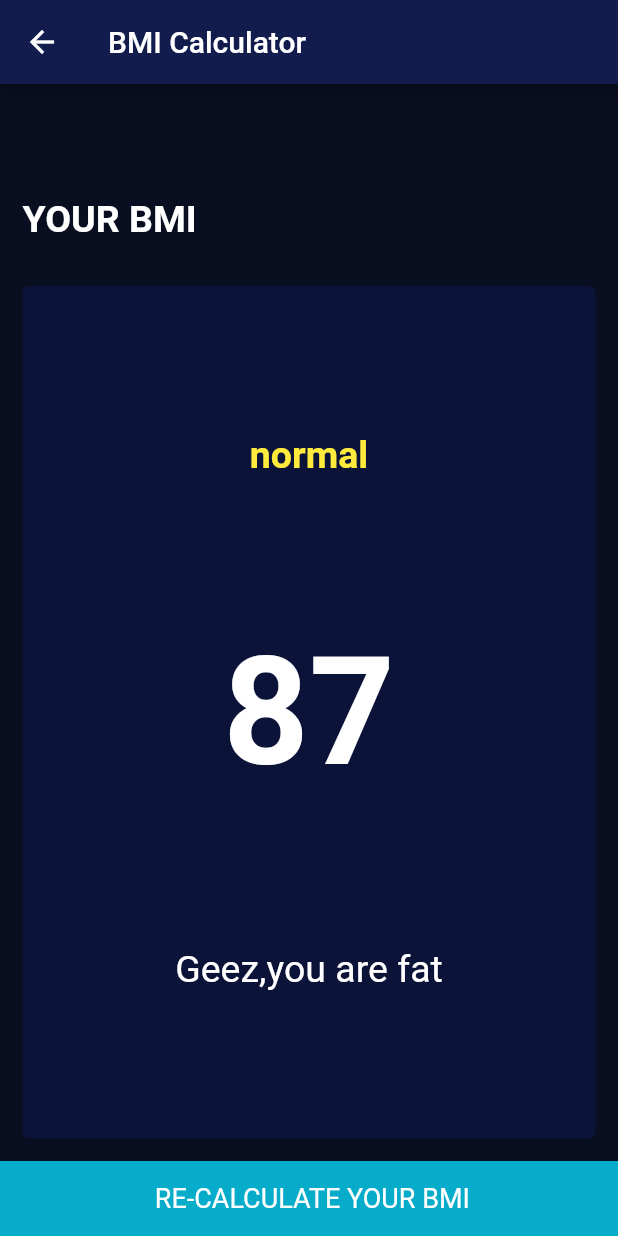
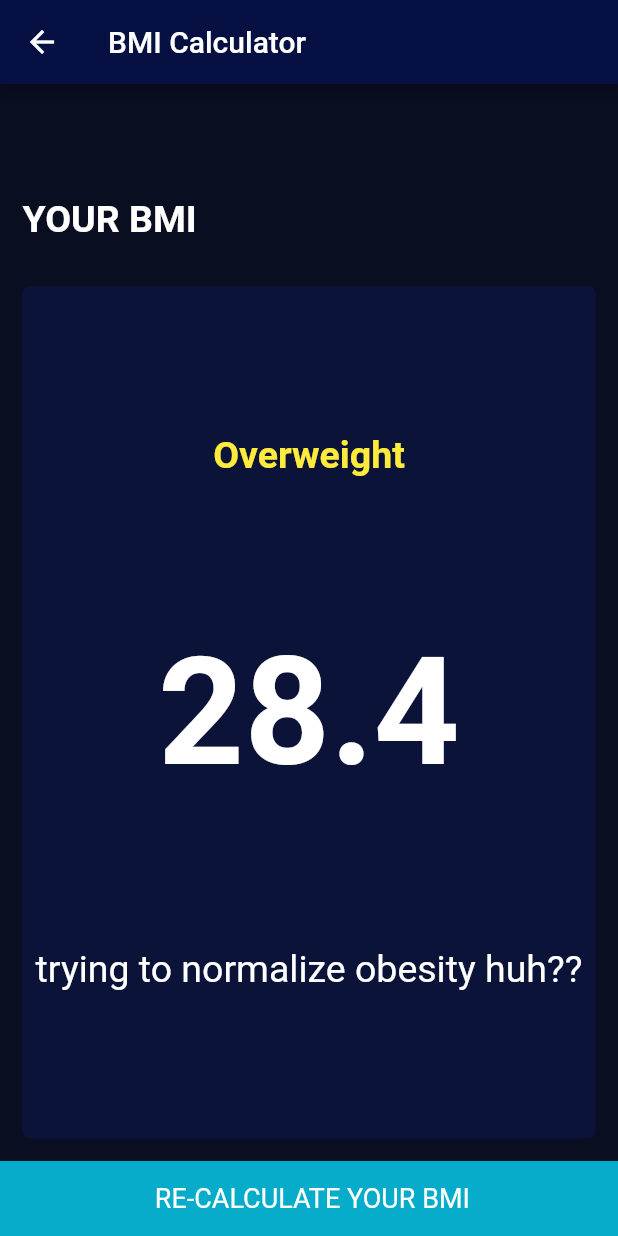
Before and after one commit to vidhi-s/BMI-calc, a Flutter app: the screen it shows after launch, after a tap on "CENTER", on a phone screen of 412 x 824 dp. Run offline on Flutter 3.47's test engine with Material 2 defaults, Android fonts, the phone set to English and light mode, and no system bars; our stand-ins replace font_awesome_flutter.

Commit message:
Added Functionality

```diff
--- a/lib/bottombutton.dart
+++ b/lib/bottombutton.dart
@@ -1,8 +1,7 @@
 import 'package:flutter/material.dart';
+
 class bottombutton extends StatelessWidget {
-   bottombutton({ required this.text, required this.onpressed
-
-  });
+  bottombutton({required this.text, required this.onpressed});
   String text;
   VoidCallback onpressed;
 
@@ -10,7 +9,7 @@ class bottombutton extends StatelessWidget {
   Widget build(BuildContext context) {
     return Container(
         height: 50.0,
-        width: 500.0,
+        width: double.infinity,
         color: Color(0xFF06ACC9),
         child: TextButton(
             child: Text(
@@ -20,7 +19,6 @@ class bottombutton extends StatelessWidget {
                   color: Colors.white,
                   fontWeight: FontWeight.w400),
             ),
-          onPressed:onpressed
-        ));
+            onPressed: onpressed));
   }
 }
--- /dev/null
+++ b/lib/calculation.dart
@@ -0,0 +1,32 @@
+import 'dart:math';
+
+class calculation {
+  calculation({required this.height, required this.weight});
+  int height;
+  int weight;
+  double _bmi = 18.0;
+  String getbmi() {
+    _bmi = weight / pow(height / 100, 2);
+    return _bmi.toStringAsFixed(1);
+  }
+
+  String getResult() {
+    if (_bmi >= 25) {
+      return 'Overweight';
+    } else if (_bmi > 18.5) {
+      return 'Normal';
+    } else {
+      return 'Underweight';
+    }
+  }
+
+  String getInterpretation() {
+    if (_bmi >= 25) {
+      return 'trying to normalize obesity huh??';
+    } else if (_bmi >= 18.5) {
+      return 'Good Job,normie';
+    } else {
+      return 'Ghar pe khana nahi milta kya??';
+    }
+  }
+}
--- a/lib/container.dart
+++ b/lib/container.dart
@@ -1,11 +1,10 @@
 import 'package:flutter/material.dart';
+
 class container extends StatelessWidget {
   Color colour;
   Widget? cardchild;
 
-  container({ required this.colour,this.cardchild
-
-  });
+  container({required this.colour, this.cardchild});
 
   @override
   Widget build(BuildContext context) {
--- a/lib/homepage.dart
+++ b/lib/homepage.dart
@@ -5,6 +5,7 @@ import 'package:font_awesome_flutter/font_awesome_flutter.dart';
 import 'iconcontent.dart';
 import 'roundedicon.dart';
 import 'bottombutton.dart';
+import 'calculation.dart';
 
 enum Gender { male, female }
 
@@ -18,13 +19,13 @@ class _HomepageState extends State<Homepage> {
   Color activecolour = Color(0xFF212C67);
   Color deactivecolour = Color(0xFF0B1338);
   int height = 150;
-  int width = 65;
+  int weight = 65;
   int age = 22;
   @override
   Widget build(BuildContext context) {
     return Scaffold(
       appBar: AppBar(
-        backgroundColor: Color(0xF2131D50),
+        backgroundColor: Color(0xFF061042),
         title: Text('BMI Calculator'),
       ),
       body: Column(children: [
@@ -99,12 +100,13 @@ class _HomepageState extends State<Homepage> {
                       ),
                       SliderTheme(
                         data: SliderTheme.of(context).copyWith(
-                            thumbShape: RoundSliderThumbShape(),
-                            thumbColor: Color(0xFF06ACC9),
-                            activeTrackColor: Colors.white,
-                            inactiveTrackColor: Colors.white70,
-                            overlayShape: RoundSliderOverlayShape(),
-                            overlayColor: Color(0xB206ACC9),),
+                          thumbShape: RoundSliderThumbShape(),
+                          thumbColor: Color(0xFF06ACC9),
+                          activeTrackColor: Colors.white,
+                          inactiveTrackColor: Colors.white70,
+                          overlayShape: RoundSliderOverlayShape(),
+                          overlayColor: Color(0xB206ACC9),
+                        ),
                         child: Slider(
                             value: height.toDouble(),
                             min: 100,
@@ -135,7 +137,7 @@ class _HomepageState extends State<Homepage> {
                         style: TextStyle(fontSize: 18.0, color: Colors.white70),
                       ),
                       Text(
-                        width.toString(),
+                        weight.toString(),
                         style: TextStyle(
                             fontSize: 35.0, fontWeight: FontWeight.w600),
                       ),
@@ -146,7 +148,7 @@ class _HomepageState extends State<Homepage> {
                             icon: FontAwesomeIcons.minus,
                             onpressed: () {
                               setState(() {
-                                width--;
+                                weight--;
                               });
                             },
                           ),
@@ -157,7 +159,7 @@ class _HomepageState extends State<Homepage> {
                               icon: FontAwesomeIcons.plus,
                               onpressed: () {
                                 setState(() {
-                                  width++;
+                                  weight++;
                                 });
                               })
                         ],
@@ -208,9 +210,23 @@ class _HomepageState extends State<Homepage> {
             )
           ]),
         ),
-        bottombutton(text: 'CENTER',onpressed: (){
-          Navigator.pushNamed(context, '/final');
-        },)
+        bottombutton(
+          text: 'CENTER',
+          onpressed: () {
+            calculation calculate = calculation(height: height, weight: weight);
+
+            Navigator.push(
+              context,
+              MaterialPageRoute(
+                builder: (context) => result(
+                  bmiResult: calculate.getbmi(),
+                  resultText: calculate.getResult(),
+                  interpretation: calculate.getInterpretation(),
+                ),
+              ),
+            );
+          },
+        )
       ]),
     );
   }
--- a/lib/iconcontent.dart
+++ b/lib/iconcontent.dart
@@ -1,10 +1,9 @@
 import 'package:flutter/material.dart';
+
 class iconcontent extends StatelessWidget {
   IconData icon;
   String lable;
-  iconcontent({
-    required this.icon,required this.lable
-  });
+  iconcontent({required this.icon, required this.lable});
 
   @override
   Widget build(BuildContext context) {
--- a/lib/main.dart
+++ b/lib/main.dart
@@ -13,13 +13,11 @@ class BMICalculator extends StatelessWidget {
   @override
   Widget build(BuildContext context) {
     return MaterialApp(
-        theme: ThemeData.dark().copyWith(
-            scaffoldBackgroundColor: Color(0xFF0A0E21)
-        ),initialRoute: '/',
-      routes:{
-          '/':(context)=>Homepage(),
-'/final':(context)=>result()
-
+      theme:
+          ThemeData.dark().copyWith(scaffoldBackgroundColor: Color(0xFF0A0E21)),
+      initialRoute: '/',
+      routes: {
+        '/': (context) => Homepage(),
       },
     );
   }
--- a/lib/result.dart
+++ b/lib/result.dart
@@ -1,57 +1,71 @@
 import 'package:flutter/material.dart';
 import 'container.dart';
 import 'bottombutton.dart';
+
 class result extends StatelessWidget {
-  const result({Key? key}) : super(key: key);
+  result(
+      {required this.interpretation,
+      required this.bmiResult,
+      required this.resultText});
+
+  final String bmiResult;
+  final String resultText;
+  final String interpretation;
 
   @override
   Widget build(BuildContext context) {
     return Scaffold(
       appBar: AppBar(
-        backgroundColor: Color(0xF2131D50),
+        backgroundColor: Color(0xFF061042),
         title: Text('BMI Calculator'),
       ),
       body: Column(
         mainAxisAlignment: MainAxisAlignment.spaceEvenly,
         crossAxisAlignment: CrossAxisAlignment.stretch,
-
         children: [
           Expanded(
             child: Container(
               padding: EdgeInsets.all(15.0),
               alignment: Alignment.bottomLeft,
               child: Text(
-                'YOUR BMI',style: TextStyle(
-                fontSize: 25.0,
-                fontWeight: FontWeight.bold
-              ),
+                'YOUR BMI',
+                style: TextStyle(fontSize: 25.0, fontWeight: FontWeight.bold),
               ),
             ),
           ),
           Expanded(
             flex: 5,
-            child: container(colour: Color(0xFF0B1338)
-              ,cardchild: Column(
+            child: container(
+              colour: Color(0xFF0B1338),
+              cardchild: Column(
                 mainAxisAlignment: MainAxisAlignment.spaceEvenly,
                 crossAxisAlignment: CrossAxisAlignment.center,
                 children: [
-
-                  Text('normal',style: TextStyle(fontSize: 25.0,
+                  Text(
+                    resultText,
+                    style: TextStyle(
+                        fontSize: 25.0,
                         fontWeight: FontWeight.bold,
-                      color: Colors.yellow),),
-
-
-                  Text('87',style: TextStyle(fontSize: 100.0,
-                  fontWeight: FontWeight.bold),),
-                  Text('Geez,you are fat',style: TextStyle(
+                        color: Colors.yellow),
+                  ),
+                  Text(
+                    bmiResult,
+                    style:
+                        TextStyle(fontSize: 100.0, fontWeight: FontWeight.bold),
+                  ),
+                  Text(
+                    interpretation,
+                    style: TextStyle(
                       fontSize: 25.0,
-
-                  ),)
+                    ),
+                  )
                 ],
               ),
             ),
           ),
-          bottombutton(text:' RE-CALCULATE YOUR BMI', onpressed: (){
+          bottombutton(
+              text: ' RE-CALCULATE YOUR BMI',
+              onpressed: () {
                 Navigator.pop(context);
               })
         ],
```
Also changed, not shown: lib/roundedicon.dart (+3 -6 lines). Lines whose indentation alone changed are shown as unchanged.
